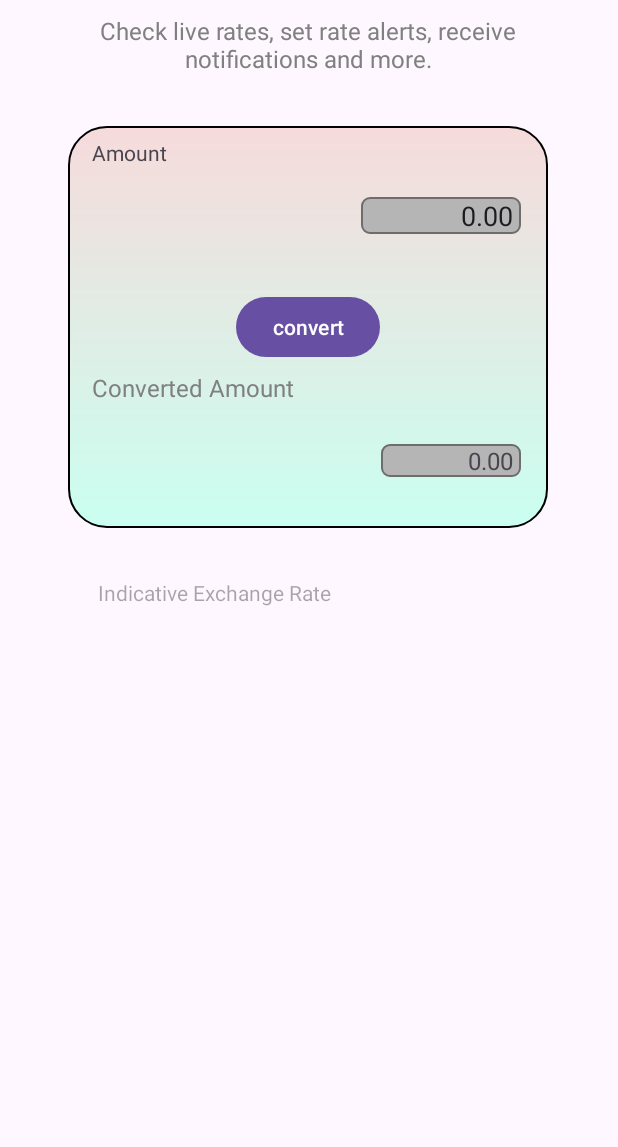
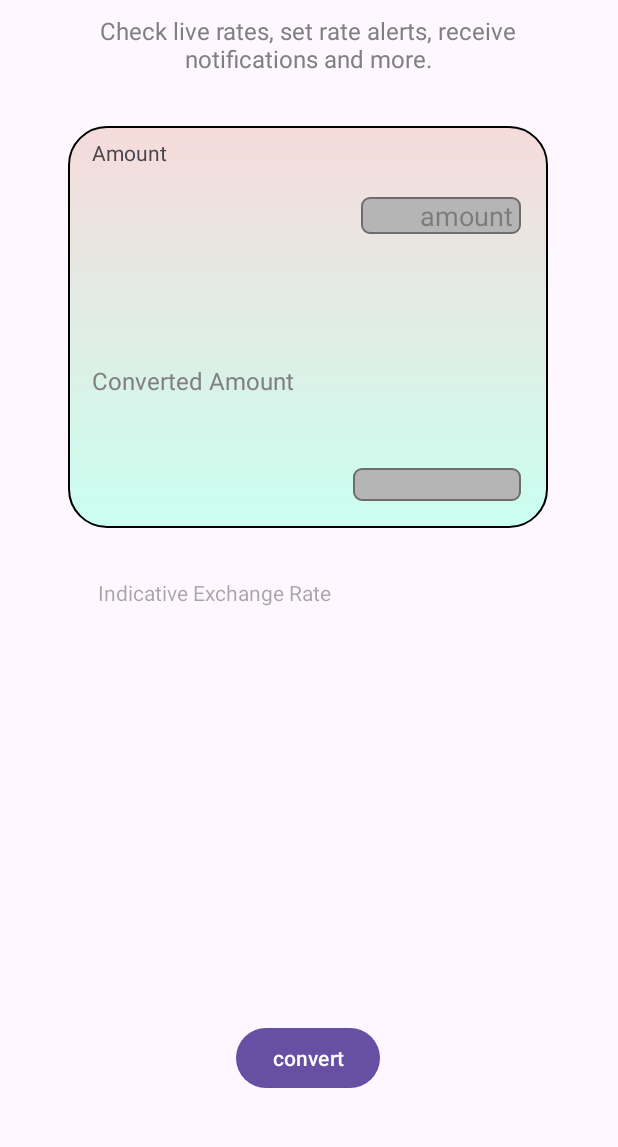
Before and after one commit to karamlyy/Currency-App, an Android app: the layout activity_main.xml on its own in the app's theme, with its tools: preview values and no code run, on a phone screen of 412 x 824 dp, the part 88-1235 px from its top. Run offline under Robolectric (Android 15) with nearby library versions, the phone set to English and light mode, and no system bars.

Commit message:
button's place changed

```diff
--- a/app/src/main/java/com/karamlyy/currencyapp/MainActivity.kt
+++ b/app/src/main/java/com/karamlyy/currencyapp/MainActivity.kt
@@ -91,13 +91,15 @@ class MainActivity : AppCompatActivity() {
                         val converted = rate * amount
 
                         runOnUiThread {
+
                             exchangeRateText.text = "1 ${currencyFromString} = ${String. format("%.4f", rate)} ${currencyToString}"
                             convertedAmountView.text = String. format("%.3f", converted)
                         }
 
                     } catch (error:Throwable){
-                        Log.d("ERROR_LOG","${error.message}")
-                        Toast.makeText(this@MainActivity, error.message, Toast.LENGTH_LONG).show()
+                        if (currencyFromString == currencyToString){
+                           Toast.makeText(this@MainActivity, "same rate", Toast.LENGTH_LONG).show()
+                        }
                     }
                 }
             }
--- a/app/src/main/res/layout/activity_main.xml
+++ b/app/src/main/res/layout/activity_main.xml
@@ -40,8 +40,7 @@
         android:id="@+id/group_6"
         android:layout_width="320dp"
         android:layout_height="268dp"
-        android:layout_alignParentLeft="true"
-        android:layout_alignParentTop="true"
+
         android:layout_marginTop="32dp"
         android:background="@drawable/border"
         app:layout_constraintEnd_toEndOf="parent"
@@ -54,12 +53,12 @@
         android:layout_width="wrap_content"
         android:layout_height="wrap_content"
         android:layout_marginStart="16dp"
-        android:layout_marginTop="5dp"
 
+        android:layout_marginBottom="23dp"
         android:text="Converted Amount"
         android:textAppearance="@style/check_live_"
-        app:layout_constraintStart_toStartOf="@+id/group_6"
-        app:layout_constraintTop_toBottomOf="@+id/convertButton" />
+        app:layout_constraintBottom_toTopOf="@+id/toAmountSpinner"
+        app:layout_constraintStart_toStartOf="@+id/group_6" />
 
     <TextView
         android:id="@+id/amountText"
@@ -79,34 +78,25 @@
         android:layout_marginEnd="18dp"
         android:background="@drawable/input_border"
         android:ems="5"
+        android:hint="amount"
         android:inputType="number"
         android:paddingRight="5dp"
-        android:text="0.00"
         android:textAlignment="textEnd"
         app:layout_constraintEnd_toEndOf="@+id/group_6"
         app:layout_constraintTop_toTopOf="@+id/group_6" />
 
-    <Button
-        android:id="@+id/convertButton"
-        android:layout_width="wrap_content"
-        android:layout_height="wrap_content"
-        android:text="convert"
-        app:layout_constraintBottom_toBottomOf="@+id/group_6"
-        app:layout_constraintEnd_toEndOf="@+id/group_6"
-        app:layout_constraintStart_toStartOf="@+id/group_6"
-        app:layout_constraintTop_toTopOf="@+id/group_6" />
 
     <TextView
         android:id="@+id/convertedAmountView"
         android:layout_width="wrap_content"
         android:layout_height="wrap_content"
-        android:layout_marginTop="140dp"
+        android:layout_marginTop="156dp"
         android:layout_marginEnd="18dp"
         android:background="@drawable/input_border"
-        android:ems="5"
+        android:ems="6"
         android:inputType="number"
         android:paddingRight="5dp"
-        android:text="0.00"
+        android:text=""
         android:textAlignment="textEnd"
         android:textSize="16sp"
         app:layout_constraintEnd_toEndOf="@+id/group_6"
@@ -118,7 +108,7 @@
         android:id="@+id/fromAmountSpinner"
         android:layout_width="wrap_content"
         android:layout_height="wrap_content"
-        android:layout_marginStart="5dp"
+        android:layout_marginStart="16dp"
         android:layout_marginTop="55dp"
         app:layout_constraintStart_toStartOf="@+id/group_6"
         app:layout_constraintTop_toTopOf="@+id/group_6" />
@@ -127,7 +117,7 @@
         android:id="@+id/toAmountSpinner"
         android:layout_width="wrap_content"
         android:layout_height="wrap_content"
-        android:layout_marginStart="5dp"
+        android:layout_marginStart="16dp"
         android:layout_marginBottom="40dp"
         app:layout_constraintBottom_toBottomOf="@+id/group_6"
         app:layout_constraintStart_toStartOf="@+id/group_6" />
@@ -152,4 +142,15 @@
         app:layout_constraintStart_toStartOf="@+id/exchangeRateHintText"
         app:layout_constraintTop_toBottomOf="@+id/exchangeRateHintText" />
     />
+
+    <Button
+        android:id="@+id/convertButton"
+        android:layout_width="wrap_content"
+        android:layout_height="wrap_content"
+        android:layout_marginBottom="36dp"
+        android:text="convert"
+        app:layout_constraintBottom_toBottomOf="parent"
+        app:layout_constraintEnd_toEndOf="parent"
+        app:layout_constraintHorizontal_bias="0.498"
+        app:layout_constraintStart_toStartOf="parent" />
 </androidx.constraintlayout.widget.ConstraintLayout>
```
